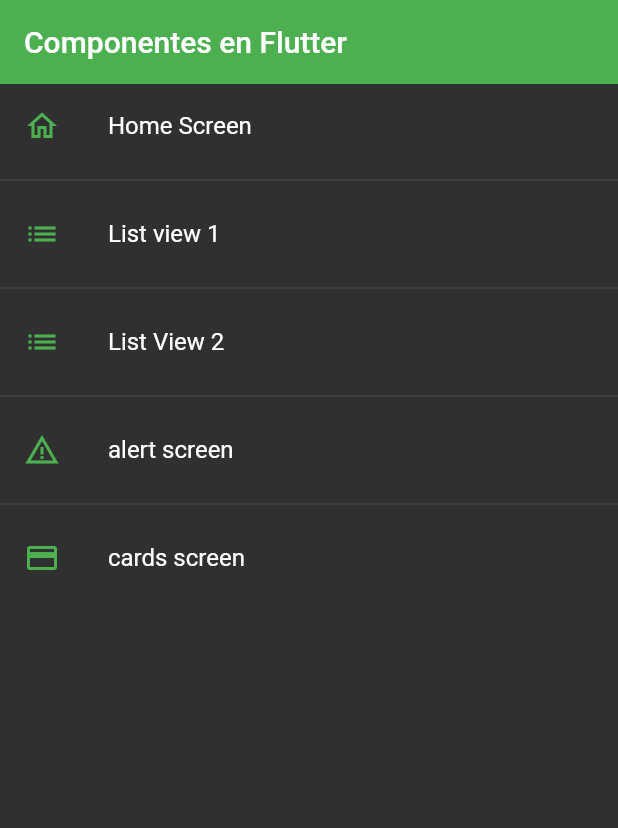
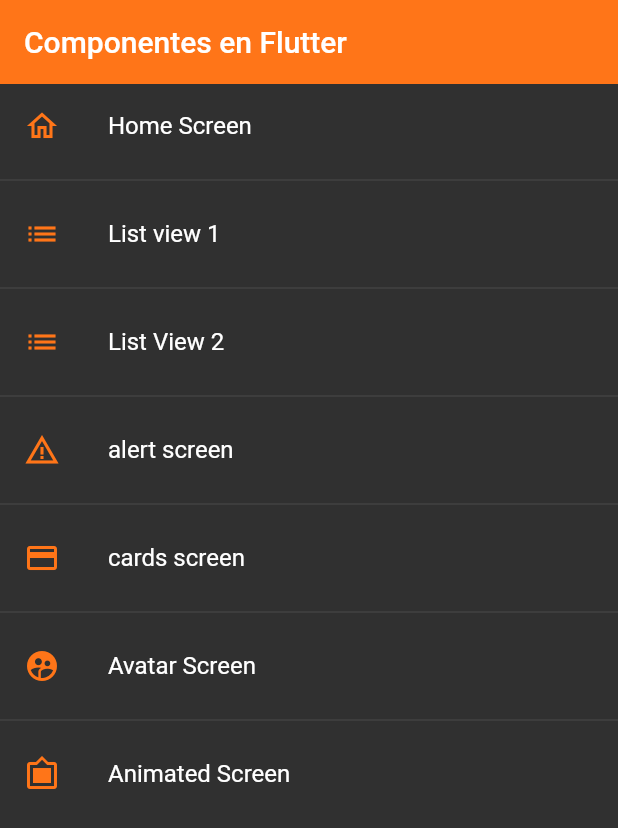
Before and after one commit to labrujasiete/fl_components, a Flutter app: the screen it shows after launch, on a phone screen of 412 x 824 dp. Shown: the top 828 px of the screen. Run offline on Flutter 3.47's test engine with Material 2 defaults, Android fonts, the phone set to English and light mode, and no system bars.

Commit message:
02-13-23 mm-dd-yy

```diff
--- a/lib/router/app_routes.dart
+++ b/lib/router/app_routes.dart
@@ -14,6 +14,8 @@ class AppRoutes {
     MenuOption(route: 'listview2', icon: Icons.list, name: 'List View 2', screen: const Listview2Screen()),
     MenuOption(route: 'alertscreen', icon: Icons.warning_amber, name: 'alert screen', screen: const AlertScreen()),
     MenuOption(route: 'cardscreen', icon: Icons.credit_card, name: 'cards screen', screen: const CardScreen()),
+    MenuOption(route: 'avatarscreen', icon: Icons.supervised_user_circle_rounded, name: 'Avatar Screen', screen: const AvatarScreen()),
+    MenuOption(route: 'animatedscreen', icon: Icons.filter_frames, name: 'Animated Screen', screen: const AnimatedScreen()),
 
   ];
 
--- a/lib/screens/screens.dart
+++ b/lib/screens/screens.dart
@@ -1,3 +1,6 @@
+export 'package:fl_components/screens/animated_screen.dart';
+
+export 'package:fl_components/screens/avatar_screen.dart';
 export 'package:fl_components/screens/card_screen.dart';
 export 'package:fl_components/screens/listview1_screen.dart';
 export 'package:fl_components/screens/listview2_screen.dart';
--- a/lib/theme/app_theme.dart
+++ b/lib/theme/app_theme.dart
@@ -2,11 +2,11 @@ import 'package:flutter/material.dart';
 
 class AppTheme {
 
-  static const Color primary = Colors.green;
+  static const Color primary = Color(0xffff7518);
+  static const Color secondary = Color(0xFFBA68C8);
 
   static final ThemeData lightTheme = ThemeData.light().copyWith(
     // Color primario
-    primaryColor: Colors.indigo,
 
     // AppBar theme
     appBarTheme: const AppBarTheme(
@@ -17,7 +17,6 @@ class AppTheme {
 
   static final ThemeData darkTheme = ThemeData.dark().copyWith(
     // Color primario
-    primaryColor: Colors.indigo,
 
     // AppBar theme
     appBarTheme: const AppBarTheme(
@@ -29,6 +28,19 @@ class AppTheme {
       style: TextButton.styleFrom( foregroundColor: primary),
     ),
 
+    floatingActionButtonTheme: const FloatingActionButtonThemeData(
+      backgroundColor: primary,
+      elevation: 5
+    ),
+
+    elevatedButtonTheme: ElevatedButtonThemeData(
+      style: ElevatedButton.styleFrom(
+        backgroundColor: primary,
+        shape: const StadiumBorder(),
+        elevation: 0
+      )
+    ),
+
 
   );
 
```
Also changed, not shown: lib/screens/alert_screen.dart (+77 -5 lines), lib/screens/animated_screen.dart (added, +47 -0 lines), lib/screens/avatar_screen.dart (added, +32 -0 lines), assets/swanson.jpg (added).
